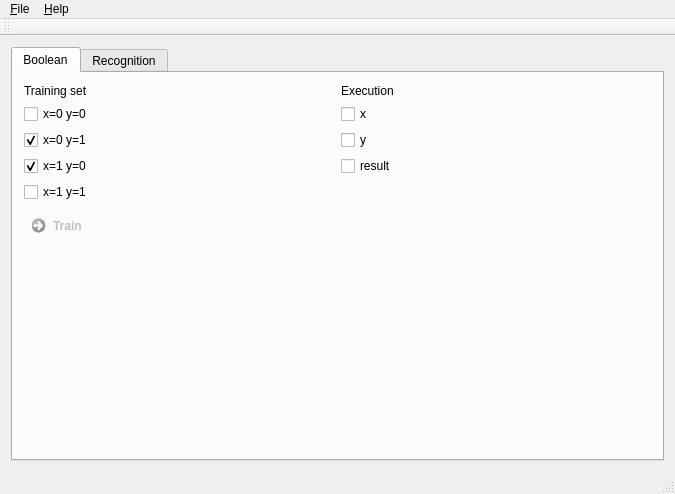
sarum9in/lab_neuro_example, file Gui/MainWindow.ui: the form before one commit.
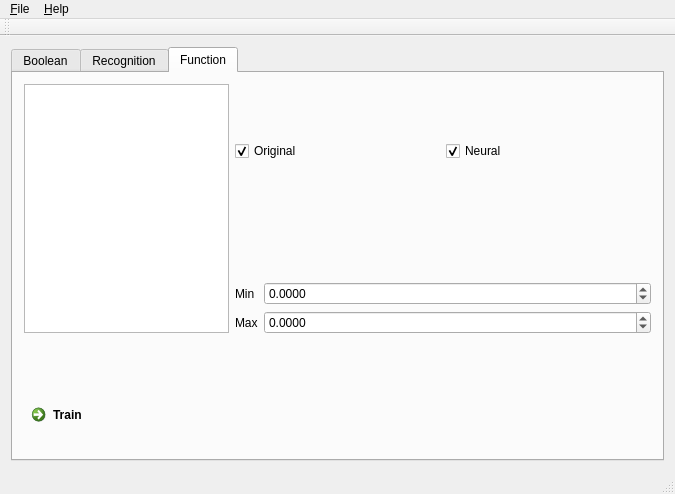
The form after the commit. The open tabs and pages were chosen to show the change. Custom widgets are drawn as their Qt base class.

Commit message: MainWindow: Function tab implementation.

The edit to the form file:
```diff
--- a/Gui/MainWindow.ui
+++ b/Gui/MainWindow.ui
@@ -211,6 +211,109 @@
         </item>
        </layout>
       </widget>
+      <widget class="QWidget" name="functionTab">
+       <attribute name="title">
+        <string>Function</string>
+       </attribute>
+       <layout class="QGridLayout" name="gridLayout_2">
+        <item row="6" column="0">
+         <widget class="QCommandLinkButton" name="functionTrainButton">
+          <property name="text">
+           <string>Train</string>
+          </property>
+         </widget>
+        </item>
+        <item row="1" column="1">
+         <widget class="QCheckBox" name="showOriginalFunction">
+          <property name="sizePolicy">
+           <sizepolicy hsizetype="Minimum" vsizetype="Fixed">
+            <horstretch>1</horstretch>
+            <verstretch>0</verstretch>
+           </sizepolicy>
+          </property>
+          <property name="text">
+           <string>Original</string>
+          </property>
+          <property name="checked">
+           <bool>true</bool>
+          </property>
+         </widget>
+        </item>
+        <item row="0" column="0" rowspan="5">
+         <widget class="QPlainTextEdit" name="script">
+          <property name="sizePolicy">
+           <sizepolicy hsizetype="Expanding" vsizetype="Expanding">
+            <horstretch>1</horstretch>
+            <verstretch>0</verstretch>
+           </sizepolicy>
+          </property>
+         </widget>
+        </item>
+        <item row="4" column="1" rowspan="3" colspan="2">
+         <layout class="QFormLayout" name="formLayout_2">
+          <item row="1" column="1">
+           <widget class="QDoubleSpinBox" name="functionMaxValue">
+            <property name="decimals">
+             <number>4</number>
+            </property>
+            <property name="minimum">
+             <double>-1000.000000000000000</double>
+            </property>
+            <property name="maximum">
+             <double>1000.000000000000000</double>
+            </property>
+           </widget>
+          </item>
+          <item row="0" column="1">
+           <widget class="QDoubleSpinBox" name="functionMinValue">
+            <property name="decimals">
+             <number>4</number>
+            </property>
+            <property name="minimum">
+             <double>-1000.000000000000000</double>
+            </property>
+            <property name="maximum">
+             <double>1000.000000000000000</double>
+            </property>
+           </widget>
+          </item>
+          <item row="0" column="0">
+           <widget class="QLabel" name="label_6">
+            <property name="text">
+             <string>Min</string>
+            </property>
+           </widget>
+          </item>
+          <item row="1" column="0">
+           <widget class="QLabel" name="label_7">
+            <property name="text">
+             <string>Max</string>
+            </property>
+           </widget>
+          </item>
+         </layout>
+        </item>
+        <item row="1" column="2">
+         <widget class="QCheckBox" name="showNeuralFunction">
+          <property name="sizePolicy">
+           <sizepolicy hsizetype="Minimum" vsizetype="Fixed">
+            <horstretch>1</horstretch>
+            <verstretch>0</verstretch>
+           </sizepolicy>
+          </property>
+          <property name="text">
+           <string>Neural</string>
+          </property>
+          <property name="checked">
+           <bool>true</bool>
+          </property>
+         </widget>
+        </item>
+        <item row="0" column="1" colspan="2">
+         <widget class="QwtPlot" name="functionPlot"/>
+        </item>
+       </layout>
+      </widget>
      </widget>
     </item>
    </layout>
@@ -267,6 +370,11 @@
  </widget>
  <layoutdefault spacing="6" margin="11"/>
  <customwidgets>
+  <customwidget>
+   <class>QwtPlot</class>
+   <extends>QFrame</extends>
+   <header>qwt_plot.h</header>
+  </customwidget>
   <customwidget>
    <class>GridField</class>
    <extends>QWidget</extends>
```
The commit also changes 1 other file.
